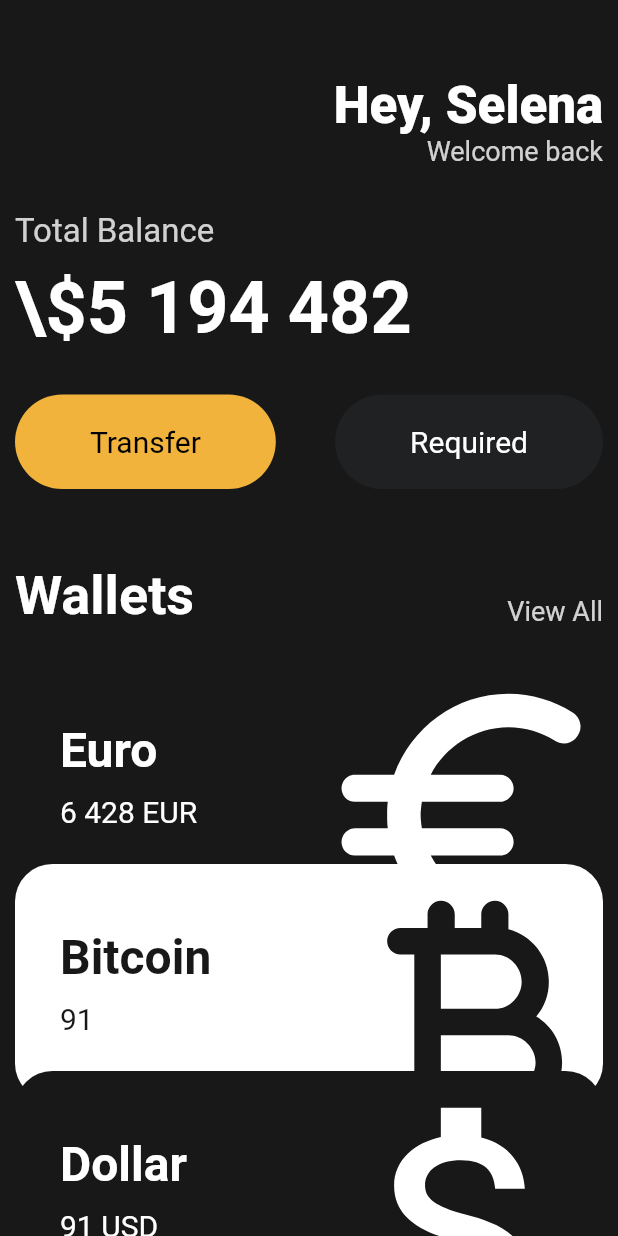
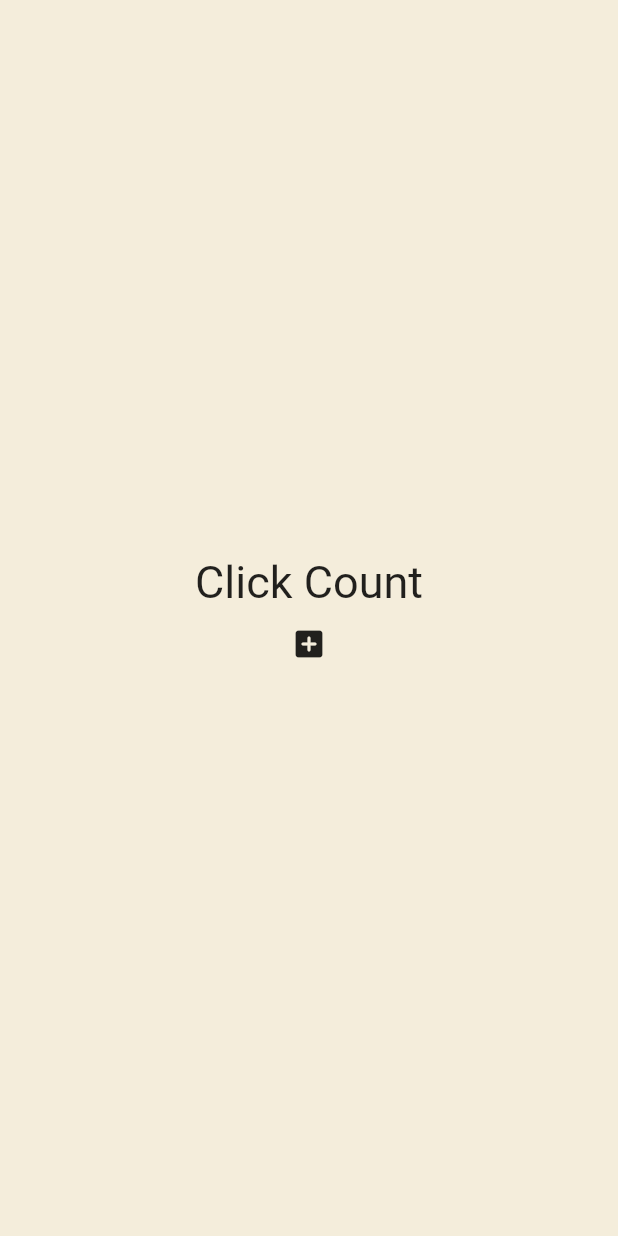
Before and after one commit to ikang9712/flutter-toonflix, a Flutter app: the screen it shows after launch, on a phone screen of 412 x 824 dp. Run offline on Flutter 3.47's test engine with Material 2 defaults, Android fonts, the phone set to English and light mode, and no system bars.

Commit message:
stateful widget. setState, updating both value and rendering simultaneously

```diff
--- a/lib/main.dart
+++ b/lib/main.dart
@@ -1,140 +1,38 @@
 import 'package:flutter/material.dart';
-import 'package:toonflix/widgets/button.dart';
-import 'package:toonflix/widgets/currency-card.dart';
 
 void main() {
   runApp(App());
 }
 
-class App extends StatelessWidget {
+class App extends StatefulWidget {
+  @override
+  State<App> createState() => _AppState();
+}
+
+class _AppState extends State<App> {
+  int counter = 0;
+  List<int> numbers = [];
+  void onClicked() {
+    setState(() {
+      numbers.add(numbers.length);
+    });
+  }
+
   @override
   Widget build(BuildContext context) {
     return MaterialApp(
         home: Scaffold(
-      backgroundColor: const Color(0xFF181818),
-      body: SingleChildScrollView(
-        child: Padding(
-          padding: const EdgeInsets.symmetric(horizontal: 10),
-          child: Column(
-            crossAxisAlignment: CrossAxisAlignment.start,
-            children: [
-              const SizedBox(
-                height: 50,
-              ),
-              Row(
-                mainAxisAlignment: MainAxisAlignment.end,
-                children: [
-                  Column(
-                    crossAxisAlignment: CrossAxisAlignment.end,
-                    children: [
-                      const Text(
-                        'Hey, Selena',
-                        style: TextStyle(
-                          color: Colors.white,
-                          fontSize: 34,
-                          fontWeight: FontWeight.w800,
-                        ),
-                      ),
-                      Text(
-                        'Welcome back',
-                        style: TextStyle(
-                          color: Colors.white.withOpacity(0.8),
-                          fontSize: 18,
-                        ),
-                      ),
-                    ],
-                  )
-                ],
-              ),
-              const SizedBox(
-                height: 30,
-              ),
-              Text('Total Balance',
-                  style: TextStyle(
-                    fontSize: 22,
-                    color: Colors.white.withOpacity(0.8),
-                  )),
-              const SizedBox(
-                height: 10,
-              ),
-              const Text('\\\$5 194 482',
-                  style: TextStyle(
-                    fontSize: 48,
-                    fontWeight: FontWeight.w600,
-                    color: Colors.white,
-                  )),
-              const SizedBox(
-                height: 30,
-              ),
-              Row(
-                mainAxisAlignment: MainAxisAlignment.spaceBetween,
-                children: const [
-                  Button(
-                    text: 'Transfer',
-                    bgColor: Color(0xFFF1b33B),
-                    textColor: Colors.black,
-                  ),
-                  Button(
-                    text: 'Required',
-                    bgColor: Color(0xFF1F2123),
-                    textColor: Colors.white,
-                  ),
-                ],
-              ),
-              const SizedBox(
-                height: 50,
-              ),
-              Row(
-                crossAxisAlignment: CrossAxisAlignment.end,
-                mainAxisAlignment: MainAxisAlignment.spaceBetween,
-                children: [
-                  const Text(
-                    "Wallets",
-                    style: TextStyle(
-                      color: Colors.white,
-                      fontSize: 36,
-                      fontWeight: FontWeight.w600,
-                    ),
-                  ),
-                  Text(
-                    'View All',
-                    style: TextStyle(
-                      color: Colors.white.withOpacity(0.8),
-                      fontSize: 18,
-                    ),
-                  ),
-                ],
-              ),
-              const SizedBox(
-                height: 20,
-              ),
-              const CurrencyCard(
-                name: 'Euro',
-                code: 'EUR',
-                amount: '6 428',
-                icon: Icons.euro_rounded,
-                isInverted: false,
-                offsetSize: Offset(0, 0),
-              ),
-              const CurrencyCard(
-                name: 'Bitcoin',
-                code: 'BTC',
-                amount: '91',
-                icon: Icons.currency_bitcoin_rounded,
-                isInverted: true,
-                offsetSize: Offset(0, -20),
-              ),
-              const CurrencyCard(
-                name: 'Dollar',
-                code: 'USD',
-                amount: '91',
-                icon: Icons.attach_money,
-                isInverted: false,
-                offsetSize: Offset(0, -40),
-              ),
-            ],
+      backgroundColor: const Color(0xFFF4EDDB),
+      body: Center(
+        child: Column(mainAxisAlignment: MainAxisAlignment.center, children: [
+          const Text(
+            'Click Count',
+            style: TextStyle(fontSize: 30),
           ),
-        ),
+          for (var n in numbers) Text('$n'),
+          IconButton(
+              onPressed: onClicked, icon: const Icon(Icons.add_box_rounded))
+        ]),
       ),
     ));
   }
```
